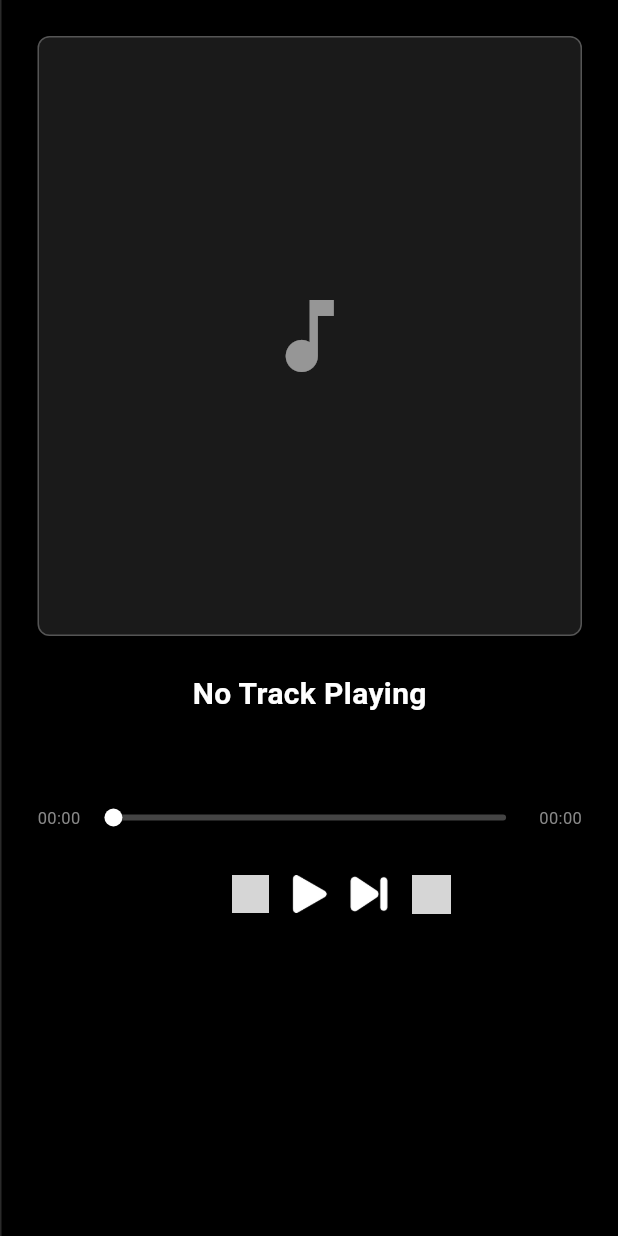
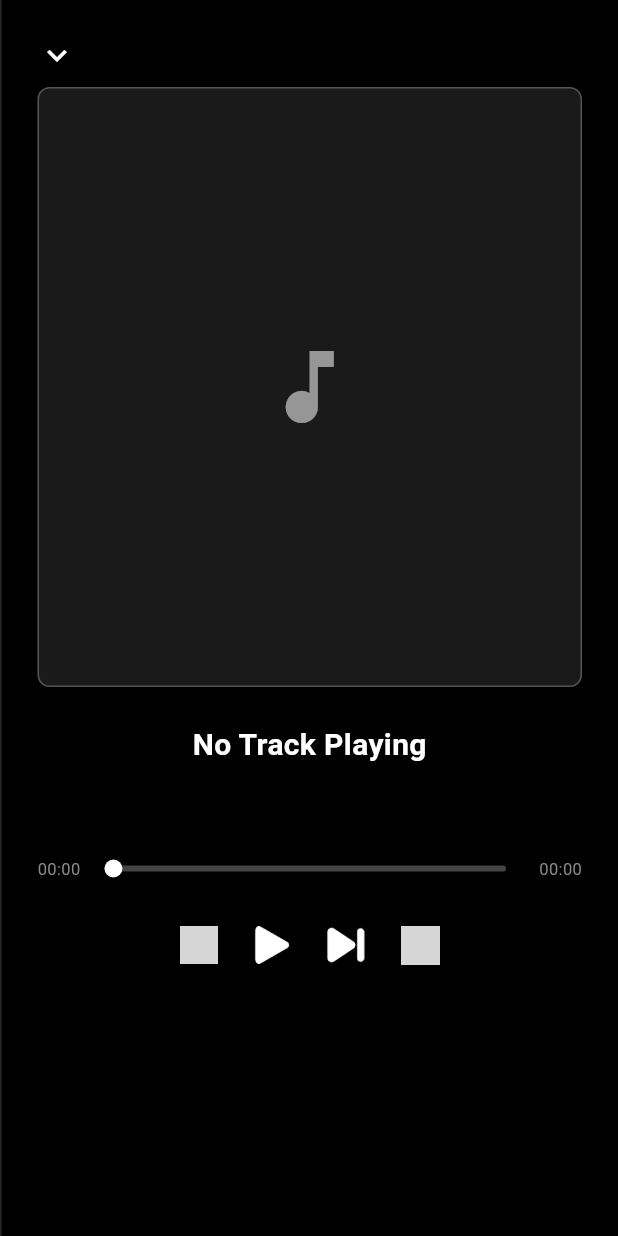
Before and after one commit to noldorsmith005/Lyre, a Flutter app: the MediaPanel widget shown alone on an empty page, opened directly, on a phone screen of 412 x 824 dp. Run offline on Flutter 3.47's test engine with Material 3 defaults, Android fonts, the phone set to English and light mode, and no system bars; our stand-ins replace file_picker, flutter_secure_storage, just_audio, sqflite, sqflite_common_ffi; missing offline and left inert: window_manager; accounts and stored records are empty; network calls fail; Roboto replaces fonts that are missing (Segoe UI); statements that could not run were skipped; grey boxes are pictures that could not be loaded.

Commit message:
track cover collapse

```diff
--- a/app/lib/widgets/media_panel.dart
+++ b/app/lib/widgets/media_panel.dart
@@ -5,8 +5,15 @@ import '../services/audio_player_service.dart';
 import '../utils/layout_constants.dart';
 import '../models/track.dart';
 
-class MediaPanel extends StatelessWidget {
+class MediaPanel extends StatefulWidget {
   const MediaPanel({Key? key}) : super(key: key);
+
+  @override
+  State<MediaPanel> createState() => _MediaPanelState();
+}
+
+class _MediaPanelState extends State<MediaPanel> {
+  bool _isCollapsed = false;
 
   String _formatDuration(Duration duration) {
     String twoDigits(int n) => n.toString().padLeft(2, '0');
@@ -37,7 +44,113 @@ class MediaPanel extends StatelessWidget {
               child: Column(
                 crossAxisAlignment: CrossAxisAlignment.center,
                 children: [
-                  // Cover Art
+                  if (_isCollapsed)
+                    // Collapsed state: Small card
+                    MouseRegion(
+                      cursor: SystemMouseCursors.click,
+                      child: GestureDetector(
+                        onTap: () {
+                          setState(() {
+                            _isCollapsed = false;
+                          });
+                        },
+                        child: Container(
+                          width: LayoutConstants.coverSize,
+                          padding: const EdgeInsets.symmetric(horizontal: 12, vertical: 12),
+                          decoration: const BoxDecoration(
+                            color: Colors.black,
+                            border: Border(
+                              top: BorderSide(color: Color(0xFF2A2A2A), width: 1),
+                              bottom: BorderSide(color: Color(0xFF2A2A2A), width: 1),
+                            ),
+                          ),
+                          child: Row(
+                            children: [
+                              const Icon(
+                                Icons.keyboard_arrow_right,
+                                color: Colors.white,
+                                size: 24,
+                              ),
+                              const SizedBox(width: 8),
+                              Container(
+                                width: 44,
+                                height: 44,
+                                decoration: BoxDecoration(
+                                  color: const Color(0xFF1A1A1A),
+                                  borderRadius: BorderRadius.circular(6),
+                                  border: Border.all(color: const Color(0xFF444444), width: 1),
+                                ),
+                                child: ClipRRect(
+                                  borderRadius: BorderRadius.circular(5),
+                                  child: currentTrack != null && appDataPath != null
+                                      ? Image.file(
+                                          File('$appDataPath/cover/${currentTrack.trackID}.jpg'),
+                                          fit: BoxFit.cover,
+                                          errorBuilder: (context, error, stackTrace) =>
+                                              const Icon(Icons.music_note, color: Colors.white54, size: 24),
+                                        )
+                                      : const Icon(Icons.music_note, color: Colors.white54, size: 24),
+                                ),
+                              ),
+                              const SizedBox(width: 12),
+                              Expanded(
+                                child: Column(
+                                  crossAxisAlignment: CrossAxisAlignment.start,
+                                  mainAxisSize: MainAxisSize.min,
+                                  children: [
+                                    Text(
+                                      currentTrack?.title ?? 'No Track Playing',
+                                      style: const TextStyle(
+                                        color: Colors.white,
+                                        fontSize: 15,
+                                        fontWeight: FontWeight.bold,
+                                      ),
+                                      maxLines: 1,
+                                      overflow: TextOverflow.ellipsis,
+                                    ),
+                                    const SizedBox(height: 2),
+                                    Text(
+                                      currentTrack?.artist ?? '',
+                                      style: const TextStyle(
+                                        color: Color(0xFF888888),
+                                        fontSize: 13,
+                                      ),
+                                      maxLines: 1,
+                                      overflow: TextOverflow.ellipsis,
+                                    ),
+                                  ],
+                                ),
+                              ),
+                            ],
+                          ),
+                        ),
+                      ),
+                    )
+                  else ...[
+                    // Expanded state: Down chevron above & left of large cover art
+                    SizedBox(
+                      width: LayoutConstants.coverSize,
+                      child: Column(
+                        crossAxisAlignment: CrossAxisAlignment.start,
+                        children: [
+                          MouseRegion(
+                            cursor: SystemMouseCursors.click,
+                            child: GestureDetector(
+                              onTap: () {
+                                setState(() {
+                                  _isCollapsed = true;
+                                });
+                              },
+                              child: const Padding(
+                                padding: EdgeInsets.only(bottom: 8.0),
+                                child: Icon(
+                                  Icons.keyboard_arrow_down,
+                                  color: Colors.white,
+                                  size: 26,
+                                ),
+                              ),
+                            ),
+                          ),
                           Container(
                             width: LayoutConstants.coverSize,
                             height: LayoutConstants.coverSize,
@@ -56,6 +169,9 @@ class MediaPanel extends StatelessWidget {
                                           const Icon(Icons.music_note, color: Colors.white54, size: 64),
                                     )
                                   : const Icon(Icons.music_note, color: Colors.white54, size: 64),
+                            ),
+                          ),
+                        ],
                       ),
                     ),
                     const SizedBox(height: 24),
@@ -83,6 +199,7 @@ class MediaPanel extends StatelessWidget {
                       maxLines: 1,
                       overflow: TextOverflow.ellipsis,
                     ),
+                  ],
                   const SizedBox(height: 24),
 
                   // Seek Bar
@@ -142,26 +259,15 @@ class MediaPanel extends StatelessWidget {
                   Row(
                     mainAxisAlignment: MainAxisAlignment.center,
                     children: [
-                      // Prev
-                      Expanded(
-                        flex: 43,
-                        child: Align(
-                          alignment: Alignment.centerRight,
-                          child: _HoverIconButton(
+                      _HoverIconButton(
                         iconPath: 'assets/prev.png',
                         size: 25,
                         onTap: () {
-                              // audioService.previous() (assuming next does next)
-                              // Just calling next() for now since previous isn't implemented in the stub
+                          // audioService.previous()
                         },
                       ),
-                        ),
-                      ),
-                      // Play/Pause
-                      Expanded(
-                        flex: 15,
-                        child: Center(
-                          child: _HoverIconButton(
+                      const SizedBox(width: 24),
+                      _HoverIconButton(
                         iconPath: audioService.isPlaying ? 'assets/pause.png' : 'assets/play.png',
                         size: 25,
                         onTap: () {
@@ -172,14 +278,7 @@ class MediaPanel extends StatelessWidget {
                           }
                         },
                       ),
-                        ),
-                      ),
-                      // Next + Loop
-                      Expanded(
-                        flex: 43,
-                        child: Row(
-                          mainAxisAlignment: MainAxisAlignment.start,
-                          children: [
+                      const SizedBox(width: 24),
                       _HoverIconButton(
                         iconPath: 'assets/next.png',
                         size: 25,
@@ -187,19 +286,14 @@ class MediaPanel extends StatelessWidget {
                           audioService.next();
                         },
                       ),
-                            const SizedBox(width: 16),
+                      const SizedBox(width: 24),
                       _HoverIconButton(
                         iconPath: 'assets/loop.png',
                         size: 26,
                         color: audioService.loop ? const Color(0xFFFF0000) : Colors.white,
                         onTap: () {
                           audioService.loop = !audioService.loop;
-                                // audioService.notifyListeners(); should happen if there's a setLoop method,
-                                // but we mock it here.
                         },
-                            ),
-                          ],
-                        ),
                       ),
                     ],
                   ),
@@ -411,13 +505,20 @@ class __HoverIconButtonState extends State<_HoverIconButton> {
       cursor: SystemMouseCursors.click,
       child: GestureDetector(
         onTap: widget.onTap,
+        child: SizedBox(
+          width: widget.size,
+          height: widget.size,
           child: Opacity(
             opacity: _isHovered ? 0.7 : 1.0,
             child: Image.asset(
               widget.iconPath,
               width: widget.size,
               height: widget.size,
+              fit: BoxFit.contain,
               color: widget.color ?? Colors.white,
+              errorBuilder: (context, error, stackTrace) =>
+                  SizedBox(width: widget.size, height: widget.size),
+            ),
           ),
         ),
       ),
```
Also changed, not shown: 1 other file. Lines whose indentation alone changed are shown as unchanged.
